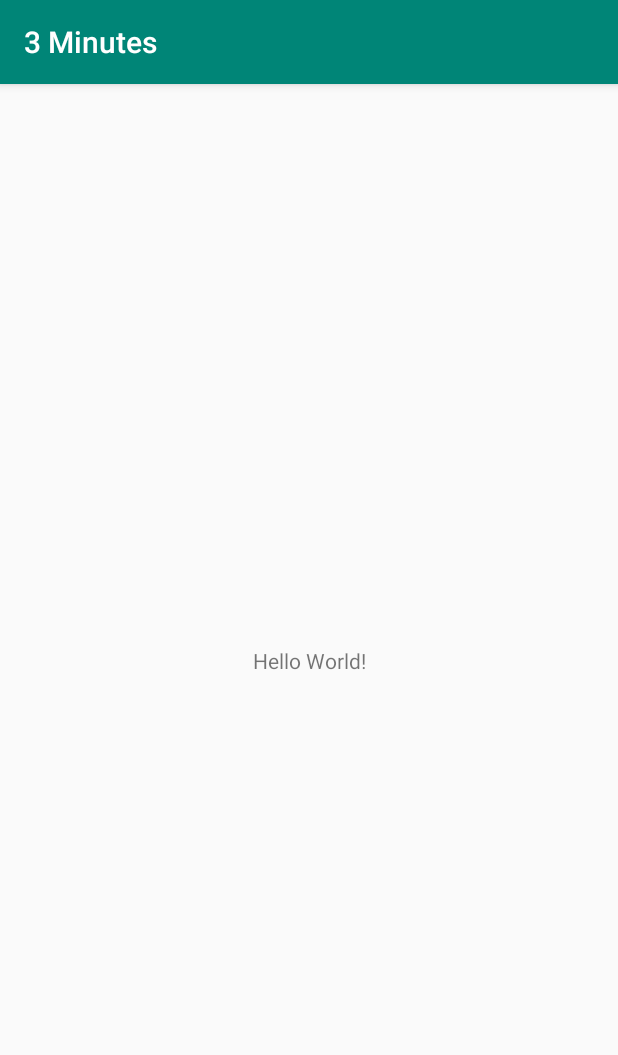
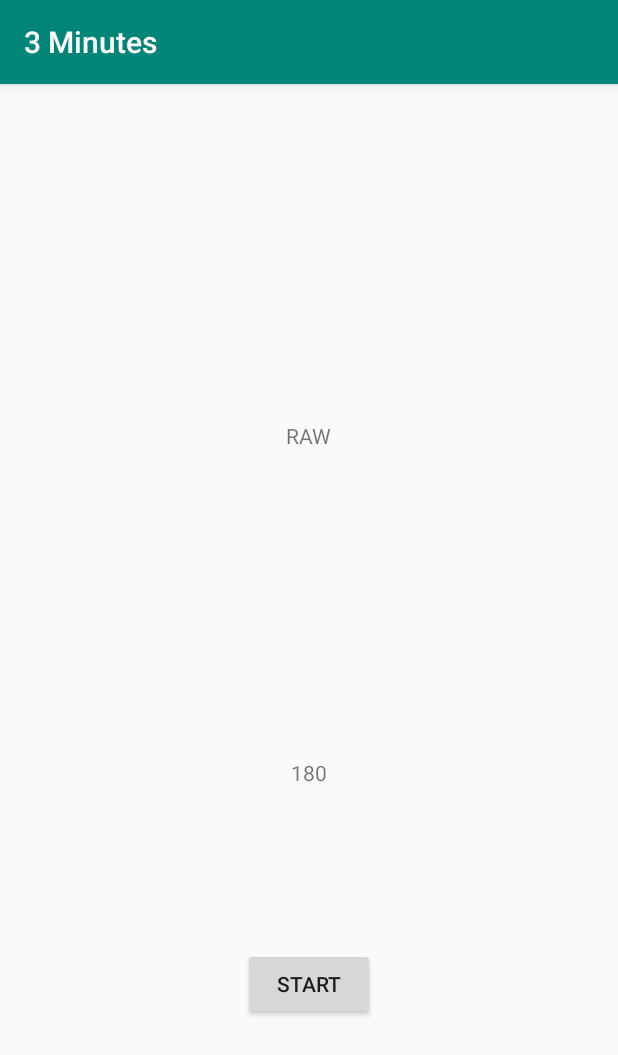
Before and after one commit to andrew-tc/3-minutes, an Android app: the screen it shows after launch (MainActivity before the commit, TimerActivity after it), on a phone screen of 412 x 824 dp. Shown: the top 1055 px of the screen. Run offline under Robolectric (Android 15) with nearby library versions, the phone set to English and light mode, and no system bars; libraries missing offline, so code that uses them is left out: org.jetbrains.anko; 1 statement that could not run was skipped.

Commit message:
Finished the bare bone of the app's functionality

```diff
--- /dev/null
+++ b/app/src/main/java/com/antimo/threeminutes/FoodStatus.kt
@@ -0,0 +1,5 @@
+package com.antimo.threeminutes
+
+enum class FoodStatus {
+    RAW, CRUNCHY, COOKED, SOGGY
+}
--- a/app/src/main/java/com/antimo/threeminutes/MainActivity.kt
+++ /dev/null
@@ -1,12 +0,0 @@
-package com.antimo.threeminutes
-
-import android.support.v7.app.AppCompatActivity
-import android.os.Bundle
-
-class MainActivity : AppCompatActivity() {
-
-    override fun onCreate(savedInstanceState: Bundle?) {
-        super.onCreate(savedInstanceState)
-        setContentView(R.layout.activity_main)
-    }
-}
--- /dev/null
+++ b/app/src/main/java/com/antimo/threeminutes/TimerActivity.kt
@@ -0,0 +1,50 @@
+package com.antimo.threeminutes
+
+import android.os.Bundle
+import androidx.appcompat.app.AppCompatActivity
+import androidx.lifecycle.Observer
+import androidx.lifecycle.ViewModelProviders
+import kotlinx.android.synthetic.main.activity_main.*
+import org.jetbrains.anko.sdk15.listeners.onClick
+
+class TimerActivity : AppCompatActivity(), TimerView {
+
+    private lateinit var model: TimerViewModel
+
+    override fun onCreate(savedInstanceState: Bundle?) {
+        super.onCreate(savedInstanceState)
+        setContentView(R.layout.activity_main)
+
+        setListeners()
+    }
+
+    private fun setListeners() {
+        model = ViewModelProviders.of(this).get(TimerViewModel::class.java)
+        model.isRunning().observe(this, Observer { onRunningChanged(it) })
+        model.getTimer().observe(this, Observer { onTimerTicked(it) })
+        model.getStatus().observe(this, Observer { onStatusChanged(it) })
+
+        button.onClick { onButtonClicked(model.isRunning().value!!) }
+    }
+
+    override fun onButtonClicked(isRunning: Boolean) {
+        if (!isRunning) {
+            model.reset()
+            model.start()
+        } else {
+            model.stop()
+        }
+    }
+
+    override fun onRunningChanged(isRunning: Boolean) {
+        button.text = if (isRunning) getString(R.string.stop) else getString(R.string.start)
+    }
+
+    override fun onTimerTicked(secondsLeft: Long) {
+        timer.text = secondsLeft.toString()
+    }
+
+    override fun onStatusChanged(newFoodStatus: FoodStatus) {
+        status.text = newFoodStatus.toString()
+    }
+}
--- /dev/null
+++ b/app/src/main/java/com/antimo/threeminutes/TimerView.kt
@@ -0,0 +1,8 @@
+package com.antimo.threeminutes
+
+interface TimerView {
+    fun onButtonClicked(isRunning: Boolean)
+    fun onRunningChanged(isRunning: Boolean)
+    fun onTimerTicked(secondsLeft: Long)
+    fun onStatusChanged(newFoodStatus: FoodStatus)
+}
--- /dev/null
+++ b/app/src/main/java/com/antimo/threeminutes/TimerViewModel.kt
@@ -0,0 +1,77 @@
+package com.antimo.threeminutes
+
+import android.os.Handler
+import androidx.lifecycle.MutableLiveData
+import androidx.lifecycle.ViewModel
+import java.util.concurrent.TimeUnit
+
+class TimerViewModel : ViewModel() {
+
+    private lateinit var running: MutableLiveData<Boolean>
+    private lateinit var timer: MutableLiveData<Long>
+    private lateinit var status: MutableLiveData<FoodStatus>
+
+    private val timerHandler: Handler = Handler()
+    private lateinit var timerRunnable: Runnable
+
+    init {
+        timerRunnable = Runnable {
+            timer.postValue(timer.value?.minus(1))
+
+            val secondsLeft = timer.value!!
+            when {
+                secondsLeft > 120 -> status.value = FoodStatus.RAW
+                secondsLeft > 30 -> status.value = FoodStatus.CRUNCHY
+                secondsLeft > -30 -> status.value = FoodStatus.COOKED
+                else -> status.value = FoodStatus.SOGGY
+            }
+
+            timerHandler.postDelayed(timerRunnable, TimeUnit.SECONDS.toMillis(1))
+        }
+    }
+
+    override fun onCleared() {
+        super.onCleared()
+        timerHandler.removeCallbacks(timerRunnable)
+    }
+
+    fun isRunning(): MutableLiveData<Boolean> {
+        if (!::running.isInitialized) {
+            running = MutableLiveData()
+            running.value = false
+        }
+        return running
+    }
+
+    fun getTimer(): MutableLiveData<Long> {
+        if (!::timer.isInitialized) {
+            timer = MutableLiveData()
+            timer.value = TimeUnit.MINUTES.toSeconds(3)
+        }
+        return timer
+    }
+
+    fun getStatus(): MutableLiveData<FoodStatus> {
+        if (!::status.isInitialized) {
+            status = MutableLiveData()
+            status.value = FoodStatus.RAW
+        }
+        return status
+    }
+
+    fun reset() {
+        running.value = false
+        timer.value = TimeUnit.MINUTES.toSeconds(3)
+        status.value = FoodStatus.RAW
+    }
+
+    fun start() {
+        running.value = true
+        timerHandler.postDelayed(timerRunnable, TimeUnit.SECONDS.toMillis(1))
+    }
+
+    fun stop() {
+        running.value = false
+        timerHandler.removeCallbacks(timerRunnable)
+    }
+}
--- a/app/src/main/res/layout/activity_main.xml
+++ b/app/src/main/res/layout/activity_main.xml
@@ -1,18 +1,42 @@
 <?xml version="1.0" encoding="utf-8"?>
-<android.support.constraint.ConstraintLayout xmlns:android="http://schemas.android.com/apk/res/android"
+<androidx.constraintlayout.widget.ConstraintLayout xmlns:android="http://schemas.android.com/apk/res/android"
     xmlns:app="http://schemas.android.com/apk/res-auto"
     xmlns:tools="http://schemas.android.com/tools"
     android:layout_width="match_parent"
     android:layout_height="match_parent"
-    tools:context=".MainActivity">
+    tools:context=".TimerActivity">
 
     <TextView
+        android:id="@+id/status"
         android:layout_width="wrap_content"
         android:layout_height="wrap_content"
-        android:text="Hello World!"
         app:layout_constraintBottom_toBottomOf="parent"
         app:layout_constraintLeft_toLeftOf="parent"
         app:layout_constraintRight_toRightOf="parent"
-        app:layout_constraintTop_toTopOf="parent" />
+        app:layout_constraintTop_toTopOf="parent"
+        app:layout_constraintVertical_bias="0.300"
+        tools:text="@tools:sample/lorem" />
 
-</android.support.constraint.ConstraintLayout>
+    <TextView
+        android:id="@+id/timer"
+        android:layout_width="wrap_content"
+        android:layout_height="wrap_content"
+        app:layout_constraintBottom_toBottomOf="parent"
+        app:layout_constraintLeft_toLeftOf="parent"
+        app:layout_constraintRight_toRightOf="parent"
+        app:layout_constraintTop_toTopOf="parent"
+        app:layout_constraintVertical_bias="0.600"
+        tools:text="@tools:sample/date/hhmmss" />
+
+    <Button
+        android:id="@+id/button"
+        android:layout_width="wrap_content"
+        android:layout_height="wrap_content"
+        android:text="@string/start"
+        app:layout_constraintBottom_toBottomOf="parent"
+        app:layout_constraintLeft_toLeftOf="parent"
+        app:layout_constraintRight_toRightOf="parent"
+        app:layout_constraintTop_toTopOf="parent"
+        app:layout_constraintVertical_bias="0.800" />
+
+</androidx.constraintlayout.widget.ConstraintLayout>
--- a/app/src/main/res/values/strings.xml
+++ b/app/src/main/res/values/strings.xml
@@ -1,3 +1,5 @@
 <resources>
     <string name="app_name">3 Minutes</string>
+    <string name="start">Start</string>
+    <string name="stop">Stop</string>
 </resources>
--- a/gradle.properties
+++ b/gradle.properties
@@ -6,6 +6,8 @@
 # http://www.gradle.org/docs/current/userguide/build_environment.html
 # Specifies the JVM arguments used for the daemon process.
 # The setting is particularly useful for tweaking memory settings.
+android.enableJetifier=true
+android.useAndroidX=true
 org.gradle.jvmargs=-Xmx1536m
 # When configured, Gradle will run in incubating parallel mode.
 # This option should only be used with decoupled projects. More details, visit
```
Also changed, not shown: app/build.gradle (+14 -9 lines), app/src/main/AndroidManifest.xml (+5 -4 lines), build.gradle (+6 -2 lines), 1 other file.
